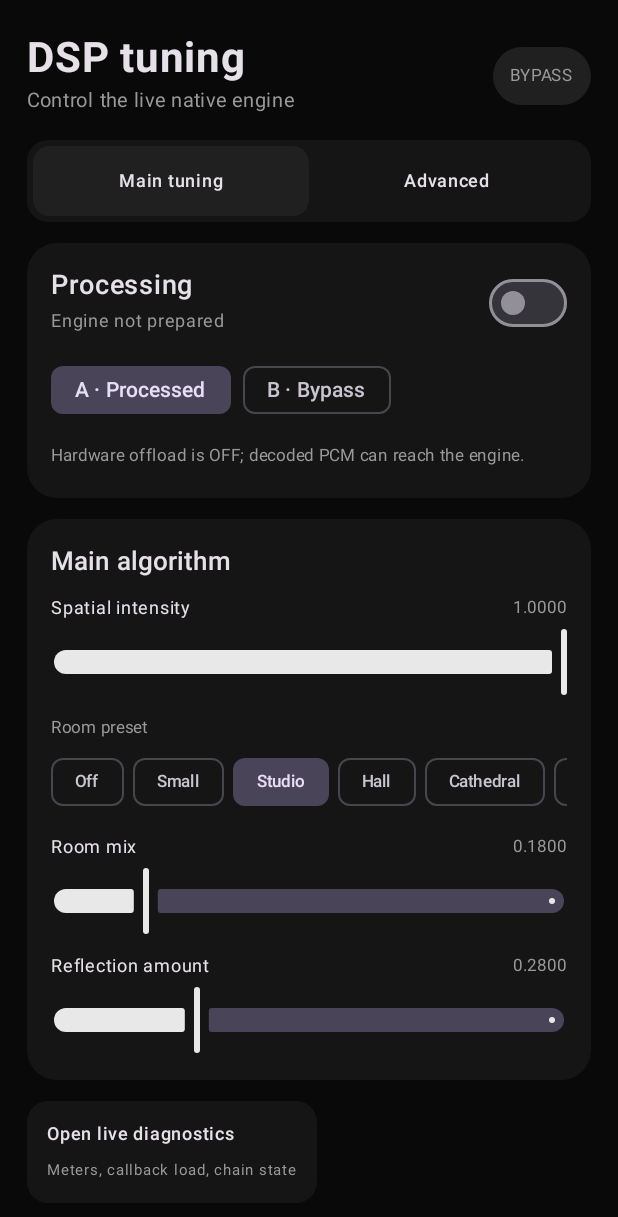
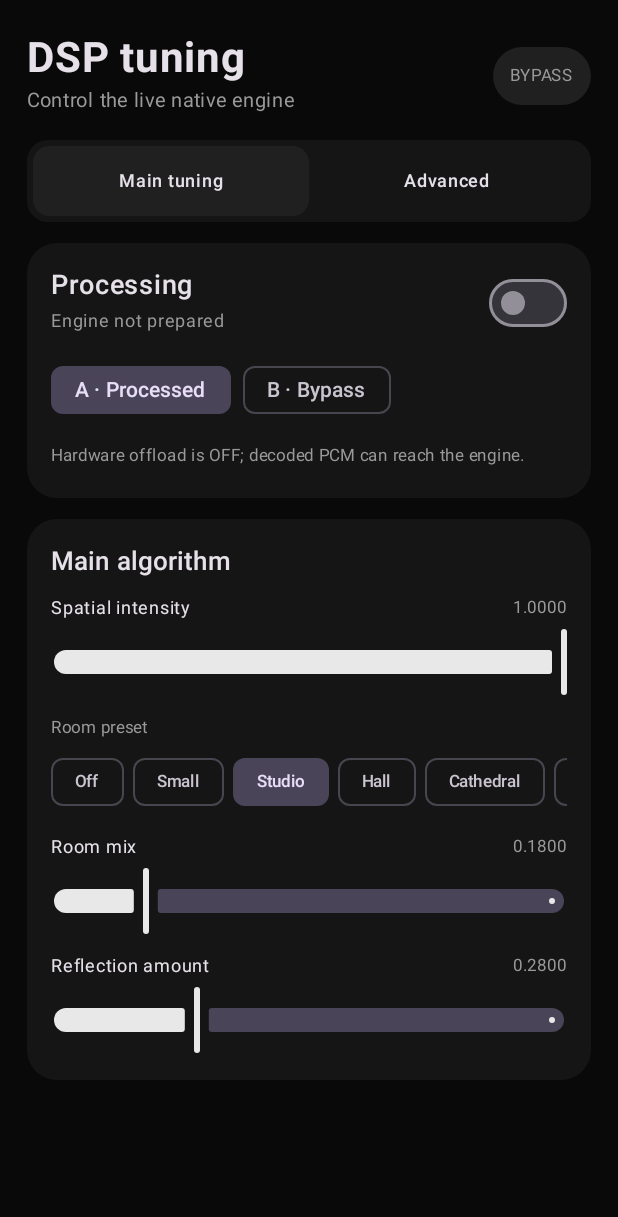
Before and after one commit to sakuraDev31/frostsoulx-dsp-lab, an Android app built with Jetpack Compose: the screen it shows after launch (MainActivity), on a phone screen of 412 x 824 dp. Shown: the top 1217 px of the screen. Run offline under Robolectric (Android 15) with nearby library versions, the light colour scheme and no system bars; 2 statements that could not run were skipped.

Commit message:
fix: restore two-page tuning and song library navigation

```diff
--- a/app/src/main/java/dev/vxs/frostsoulxdsp/MainActivity.kt
+++ b/app/src/main/java/dev/vxs/frostsoulxdsp/MainActivity.kt
@@ -99,6 +99,7 @@ class LabViewModel : androidx.lifecycle.ViewModel() {
     var isPlaying by mutableStateOf(false); private set
     var positionMs by mutableLongStateOf(0L); private set
     var durationMs by mutableLongStateOf(0L); private set
+    // Only two top-level pages: DSP tuning and song library.
     var screen by mutableIntStateOf(0)
     var appCpuPercent by mutableFloatStateOf(0f); private set
     private var player: ExoPlayer? = null
@@ -178,7 +179,7 @@ class LabViewModel : androidx.lifecycle.ViewModel() {
     LaunchedEffect(Unit) { while (true) { vm.tick(); kotlinx.coroutines.delay(350) } }
     MaterialTheme(colorScheme = darkColorScheme(background = Ink, surface = CardInk, primary = Accent, onPrimary = Ink)) {
         Surface(Modifier.fillMaxSize(), color = Ink) { Box(Modifier.fillMaxSize()) {
-            Column(Modifier.fillMaxSize()) { when (vm.screen) { 0 -> TuningScreen(vm, context, bundleLauncher); 1 -> LibraryScreen(vm, context); else -> DiagnosticsScreen(vm) }
+            Column(Modifier.fillMaxSize()) { when (vm.screen) { 0 -> TuningScreen(vm, context, bundleLauncher); else -> LibraryScreen(vm, context) }
                 Spacer(Modifier.height(if (vm.selected != null) 92.dp else 64.dp)); BottomNav(vm)
             }
             if (vm.selected != null) MiniPlayer(vm)
@@ -209,8 +210,15 @@ class LabViewModel : androidx.lifecycle.ViewModel() {
             item { LabCard { Text("Engine bundle", fontSize = 17.sp, fontWeight = FontWeight.SemiBold); Text(vm.importStatus, color = if (vm.engineBundleReady) Green else Muted, fontSize = 12.sp); Button(onClick = { bundleLauncher.launch(arrayOf("application/zip", "application/octet-stream")) }, modifier = Modifier.padding(top = 8.dp)) { Text("Validate engine ZIP") }; Text("A validated source bundle is activated on the next APK build; Android cannot compile C++ source or hot-swap a loaded native library at runtime.", color = Muted, fontSize = 11.sp, modifier = Modifier.padding(top = 8.dp)) } }
             item { LabCard { Text("Output path", fontSize = 17.sp, fontWeight = FontWeight.SemiBold); Row(verticalAlignment = Alignment.CenterVertically) { Switch(checked = vm.offloadRequested, onCheckedChange = vm::setOffload); Text("Request hardware offload", Modifier.padding(start = 8.dp), fontSize = 13.sp) } } }
         }
-        item { ActionPill("Open live diagnostics", "Meters, callback load, chain state") { vm.screen = 2 } }
-    }
+            if (advanced) {
+                item { Text("Live diagnostics", fontSize = 17.sp, fontWeight = FontWeight.SemiBold, modifier = Modifier.padding(top = 4.dp)) }
+                item { TelemetryHero(vm) }
+                item { MeterCard(vm.telemetry) }
+                item { ScopeCard(vm.levelHistory) }
+                item { ChainCard(vm) }
+                item { MetricsGrid(vm) }
+            }
+        }
 }
 
 @Composable private fun DiagnosticsScreen(vm: LabViewModel) {
@@ -242,7 +250,7 @@ class LabViewModel : androidx.lifecycle.ViewModel() {
 
 @Composable private fun MiniPlayer(vm: LabViewModel) { Surface(Modifier.padding(horizontal = 14.dp).fillMaxWidth().height(68.dp), shape = RoundedCornerShape(20.dp), color = Color(0xFF242424), tonalElevation = 2.dp) { Row(Modifier.padding(horizontal = 12.dp), verticalAlignment = Alignment.CenterVertically) { Box(Modifier.size(42.dp).clip(RoundedCornerShape(11.dp)).background(Color(0xFF3A3A3A)), contentAlignment = Alignment.Center) { Text("♪", color = Color.White, fontSize = 20.sp) }; Column(Modifier.padding(start = 10.dp).weight(1f)) { Text(vm.selected?.title ?: "No track", maxLines = 1, fontWeight = FontWeight.SemiBold); Text(if (vm.isPlaying) "Playing · ${formatMs(vm.positionMs)}" else "Paused", color = Muted, fontSize = 11.sp) }; TextButton(onClick = { if (vm.isPlaying) vm.togglePlayback() else vm.resume() }) { Text(if (vm.isPlaying) "Pause" else "Play") } } } }
 
-@Composable private fun BottomNav(vm: LabViewModel) { NavigationBar(containerColor = Ink, tonalElevation = 0.dp) { NavigationBarItem(selected = vm.screen == 0, onClick = { vm.screen = 0 }, icon = { Text("DSP") }, label = { Text("Tune") }); NavigationBarItem(selected = vm.screen == 1, onClick = { vm.screen = 1 }, icon = { Text("LIB") }, label = { Text("Library") }); NavigationBarItem(selected = vm.screen == 2, onClick = { vm.screen = 2 }, icon = { Text("OSC") }, label = { Text("Live") }) } }
+@Composable private fun BottomNav(vm: LabViewModel) { NavigationBar(containerColor = Ink, tonalElevation = 0.dp) { NavigationBarItem(selected = vm.screen == 0, onClick = { vm.screen = 0 }, icon = { Text("DSP") }, label = { Text("Tune") }); NavigationBarItem(selected = vm.screen == 1, onClick = { vm.screen = 1 }, icon = { Text("LIB") }, label = { Text("Library") }) } }
 @Composable private fun StatusPill(vm: LabViewModel) { Surface(shape = RoundedCornerShape(50), color = if (vm.enabled && !vm.bypass) Color(0xFF183323) else Raised) { Text(if (vm.enabled && !vm.bypass) "DSP ON" else "BYPASS", color = if (vm.enabled && !vm.bypass) Green else Muted, fontSize = 11.sp, modifier = Modifier.padding(horizontal = 11.dp, vertical = 7.dp)) } }
 @Composable private fun ActionPill(title: String, subtitle: String, onClick: () -> Unit) { Surface(Modifier.clickable(onClick = onClick), shape = RoundedCornerShape(14.dp), color = CardInk) { Column(Modifier.padding(horizontal = 13.dp, vertical = 10.dp)) { Text(title, fontSize = 12.sp, fontWeight = FontWeight.SemiBold); Text(subtitle, color = Muted, fontSize = 10.sp) } } }
 @Composable private fun EmptyState() { LabCard { Text("No indexed audio", fontWeight = FontWeight.SemiBold); Text("Grant audio access and scan the device library.", color = Muted, fontSize = 12.sp) } }
```
